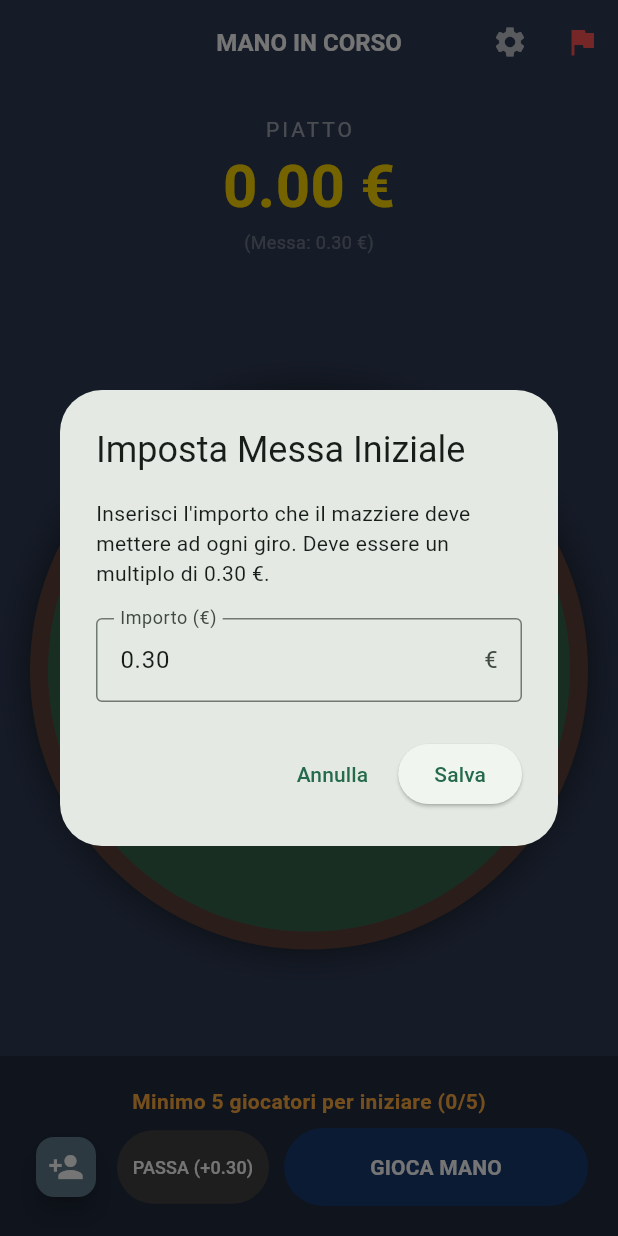
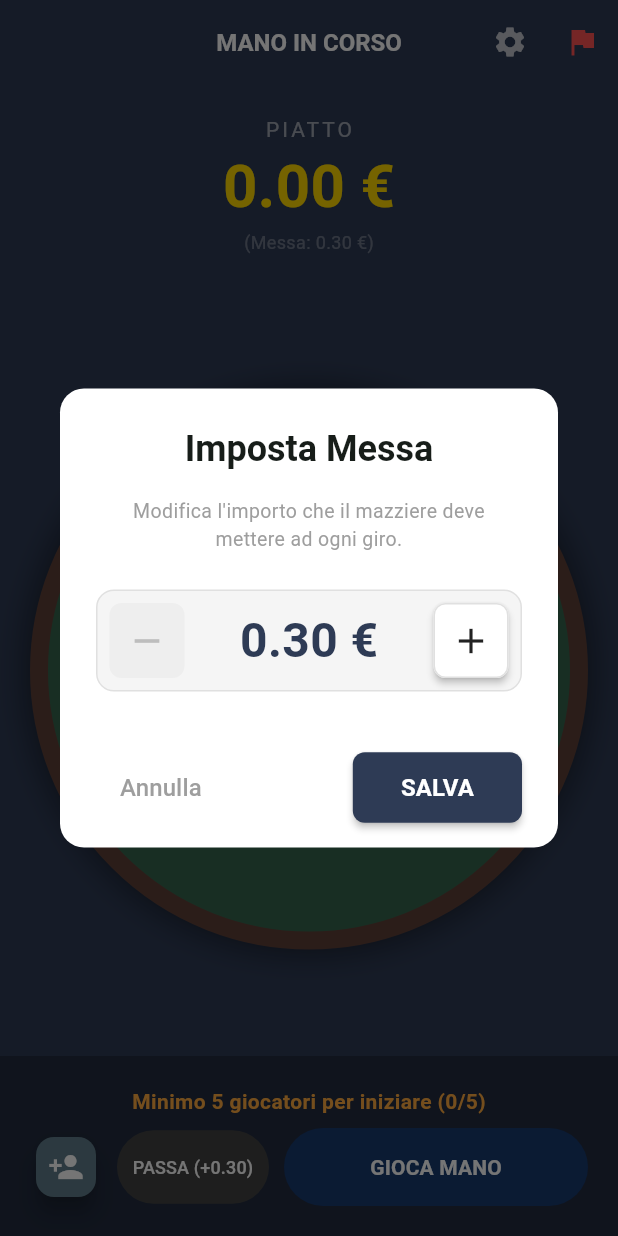
Before and after one commit to mviolicautha/bestia-score-keeper, a Flutter app: the screen it shows after launch, after a tap on the "settings" icon, on a phone screen of 412 x 824 dp. Run offline on Flutter 3.47's test engine with Material 3 defaults, Android fonts, the phone set to English and light mode, and no system bars; our stand-ins replace sqflite; accounts and stored records are empty.

Commit message:
Migliorata la schermata per la gestione della messa

```diff
--- a/lib/ui/screens/game_table_screen.dart
+++ b/lib/ui/screens/game_table_screen.dart
@@ -317,63 +317,143 @@ class GameTableScreen extends StatelessWidget {
       );
   }
 
-  void _showSettingsDialog(BuildContext context) {
+   void _showSettingsDialog(BuildContext context) {
     final game = Provider.of<GameProvider>(context, listen: false);
-    final controller = TextEditingController(text: game.baseBet.toStringAsFixed(2));
-    String? errorText;
+    double tempBet = game.baseBet;
 
     showDialog(
       context: context,
       builder: (ctx) => StatefulBuilder(
         builder: (context, setState) {
+          String displayBet = tempBet.toStringAsFixed(2);
+          bool canDecrease = tempBet > 0.31;
+
           return AlertDialog(
-            title: const Text("Imposta Messa Iniziale"),
+            backgroundColor: Colors.white,
+            shape: RoundedRectangleBorder(borderRadius: BorderRadius.circular(16)),
+            title: const Text(
+              "Imposta Messa",
+              style: TextStyle(fontWeight: FontWeight.bold),
+              textAlign: TextAlign.center,
+            ),
             content: Column(
               mainAxisSize: MainAxisSize.min,
               children: [
-                const Text("Inserisci l'importo che il mazziere deve mettere ad ogni giro. Deve essere un multiplo di 0.30 €."),
-                const SizedBox(height: 20),
-                TextField(
-                  controller: controller,
-                  keyboardType: const TextInputType.numberWithOptions(decimal: true),
-                  decoration: InputDecoration(
-                    labelText: "Importo (€)",
-                    errorText: errorText,
-                    suffixText: "€",
-                    border: const OutlineInputBorder(),
+                const Text(
+                  "Modifica l'importo che il mazziere deve mettere ad ogni giro.",
+                  textAlign: TextAlign.center,
+                  style: TextStyle(color: Colors.grey, fontSize: 13),
+                ),
+                const SizedBox(height: 24),
+
+                // STEPPER UI
+                Container(
+                  padding: const EdgeInsets.symmetric(horizontal: 8, vertical: 8),
+                  decoration: BoxDecoration(
+                    color: Colors.grey[100],
+                    borderRadius: BorderRadius.circular(12),
+                    border: Border.all(color: Colors.grey[300]!)
                   ),
-                  onChanged: (val) { if (errorText != null) setState(() => errorText = null); },
+                  child: Row(
+                    mainAxisAlignment: MainAxisAlignment.spaceBetween,
+                    children: [
+                      // TASTO MENO
+                      _buildStepperButton(
+                        icon: Icons.remove,
+                        isEnabled: canDecrease,
+                        onPressed: () {
+                          setState(() {
+                            tempBet -= 0.30;
+                            tempBet = double.parse(tempBet.toStringAsFixed(2));
+                          });
+                        },
+                      ),
+
+                      // VALORE CENTRALE (Solo numero)
+                      Text(
+                        "$displayBet €",
+                        style: const TextStyle(
+                          fontSize: 32, // Leggermente più grande
+                          fontWeight: FontWeight.bold,
+                          color: Color(0xFF2E3B55),
+                        ),
+                      ),
+
+                      // TASTO PIU
+                      _buildStepperButton(
+                        icon: Icons.add,
+                        isEnabled: true,
+                        onPressed: () {
+                          setState(() {
+                            tempBet += 0.30;
+                            tempBet = double.parse(tempBet.toStringAsFixed(2));
+                          });
+                        },
+                      ),
+                    ],
+                  ),
                 ),
               ],
             ),
+
+            // ALLINEAMENTO PULSANTI
+            // Usiamo actionsAlignment per distanziarli bene
+            actionsAlignment: MainAxisAlignment.spaceBetween,
+            actionsPadding: const EdgeInsets.symmetric(horizontal: 24, vertical: 16),
             actions: [
-              TextButton(onPressed: () => Navigator.pop(ctx), child: const Text("Annulla")),
+              // Tasto Annulla (Testo semplice a sinistra)
+              TextButton(
+                onPressed: () => Navigator.pop(ctx),
+                style: TextButton.styleFrom(
+                  padding: const EdgeInsets.symmetric(horizontal: 16, vertical: 12),
+                ),
+                child: const Text("Annulla", style: TextStyle(color: Colors.grey, fontSize: 16)),
+              ),
+
+              // Tasto Salva (Bottone pieno a destra)
               ElevatedButton(
+                style: ElevatedButton.styleFrom(
+                  backgroundColor: const Color(0xFF2E3B55),
+                  padding: const EdgeInsets.symmetric(horizontal: 32, vertical: 12),
+                  shape: RoundedRectangleBorder(borderRadius: BorderRadius.circular(8)),
+                  elevation: 2,
+                ),
                 onPressed: () {
-                  String cleanText = controller.text.replaceAll(',', '.');
-                  double? value = double.tryParse(cleanText);
-
-                  if (value == null) {
-                    setState(() => errorText = "Numero non valido");
-                    return;
-                  }
-
-                  double remainder = value % 0.30;
-                  bool isValid = remainder < 0.001 || (0.30 - remainder) < 0.001;
-
-                  if (!isValid) {
-                     setState(() => errorText = "Deve essere multiplo di 0.30");
-                     return;
-                  }
-
-                  game.setBaseBet(value);
+                  game.setBaseBet(tempBet);
                   Navigator.pop(ctx);
                 },
-                child: const Text("Salva"),
+                child: const Text("SALVA", style: TextStyle(color: Colors.white, fontWeight: FontWeight.bold, fontSize: 16)),
               ),
             ],
           );
         }
+      ),
+    );
+  }
+
+  // Widget helper per i pulsanti quadrati +/-
+  Widget _buildStepperButton({required IconData icon, required bool isEnabled, required VoidCallback onPressed}) {
+    return Material(
+      color: isEnabled ? Colors.white : Colors.grey[200],
+      borderRadius: BorderRadius.circular(8),
+      elevation: isEnabled ? 2 : 0,
+      child: InkWell(
+        onTap: isEnabled ? onPressed : null,
+        borderRadius: BorderRadius.circular(8),
+        child: Container(
+          width: 50,
+          height: 50,
+          alignment: Alignment.center,
+          decoration: BoxDecoration(
+            borderRadius: BorderRadius.circular(8),
+            border: Border.all(color: isEnabled ? Colors.grey[300]! : Colors.transparent),
+          ),
+          child: Icon(
+            icon,
+            color: isEnabled ? Colors.black87 : Colors.grey[400],
+            size: 28
+          ),
+        ),
       ),
     );
   }
```
